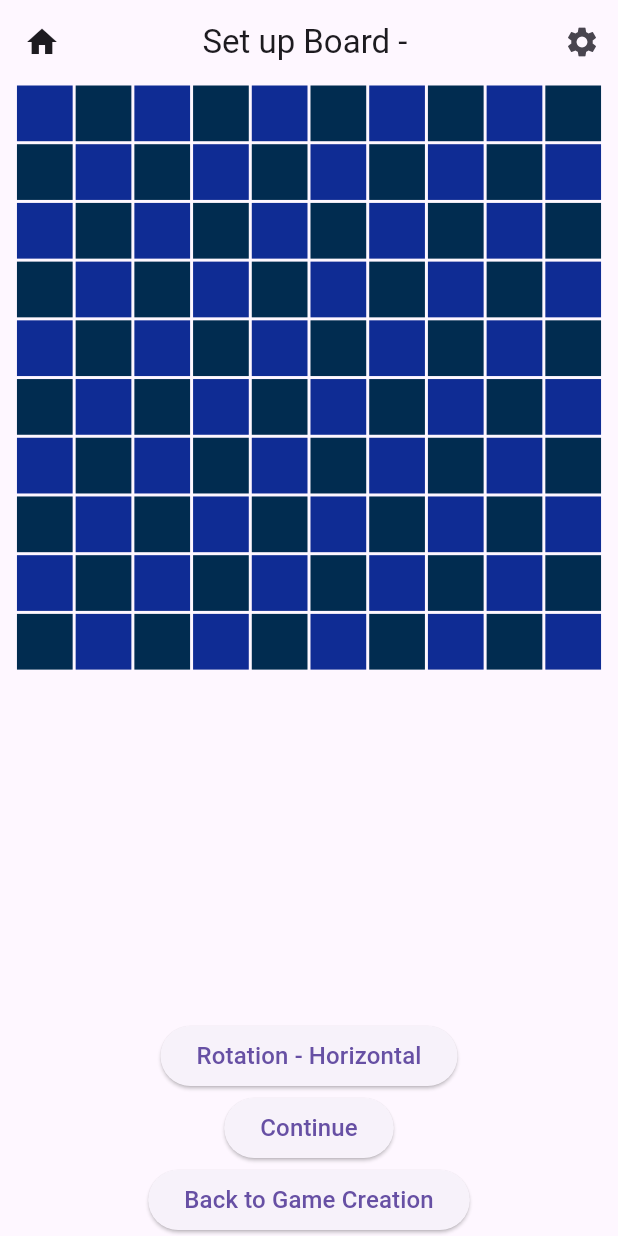
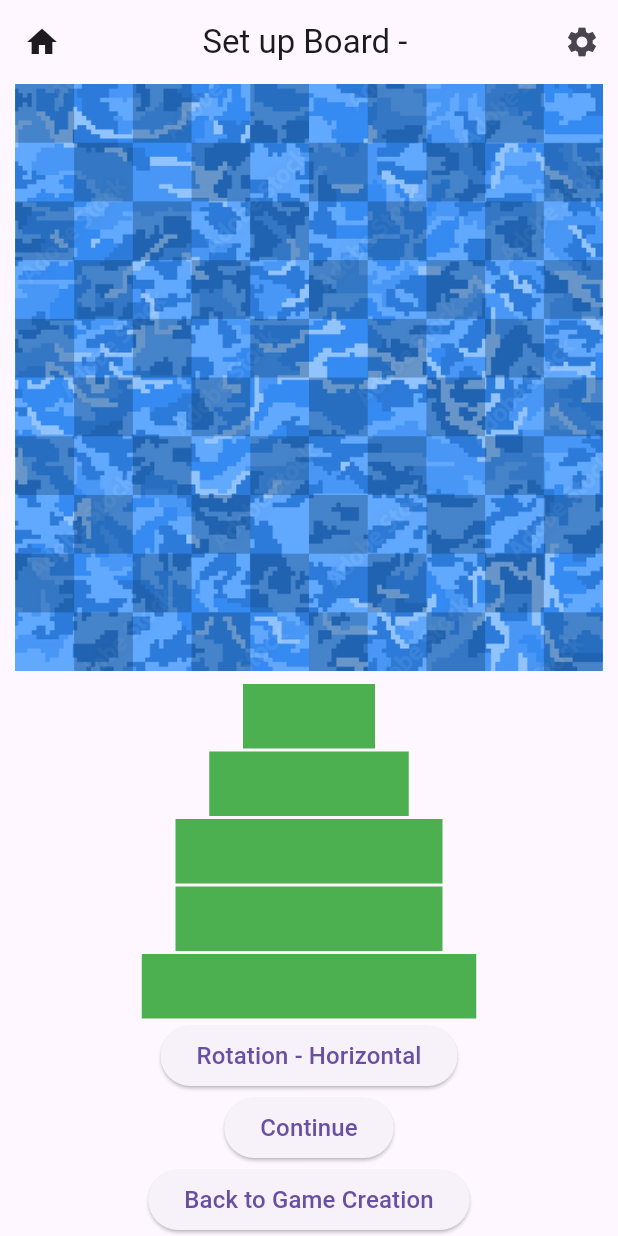
Before and after one commit to alichman/Puddle-Pirates, a Flutter app: the GameCreationScreen screen opened by its route, after a tap on "AI", after a tap on "Start Game", on a phone screen of 412 x 824 dp. Run offline on Flutter 3.47's test engine with Material 3 defaults, Android fonts, the phone set to English and light mode, and no system bars.

Commit message:
More assets, functionality

```diff
--- a/puddle_pirates/lib/battleship.dart
+++ b/puddle_pirates/lib/battleship.dart
@@ -12,7 +12,8 @@
 
 enum Shot {
   hit,
-  miss
+  miss,
+  threat
 }
 
 // Defining our own Point class, since math Point uses num and we want to restrict to ints.
@@ -50,9 +51,8 @@
 class GridContent {
   final Ship? ship;
   final Shot? shot;
-  final bool underAttack;
 
-  GridContent(this.ship, this.shot, this.underAttack);
+  GridContent(this.ship, this.shot);
 }
 
 class Grid extends ChangeNotifier{
@@ -67,7 +67,7 @@
   final List<List<Ship?>> _shipGrid = List.generate(10, (_) => List.filled(10, null));
   final List<Ship> _ships = [];
   final List<List<Shot?>> _shotsGrid = List.generate(10, (_) => List.filled(10, null));
-  List<Coord> underAttack = [];
+  List<Coord> threatened = []; // List of 'threat' shots to avoid iterating over entire grid with every attack
 
   // Abstracted table access
   Ship? getShipFromSquare (Coord square) {
@@ -143,7 +143,7 @@
     for (Coord s in squares){
       s.validate();
       // Don't allow attacks on previous attacked squares.
-      if (getShotFromSquare(s) != null) throw Exception("Grid Error: Can't attack non-empty square");
+      if ([Shot.hit, Shot.miss].contains(getShotFromSquare(s))) throw Exception("Grid Error: Can't attack non-empty square");
 
       final hitShip = getShipFromSquare(s);
       if (hitShip == null) {
@@ -168,25 +168,57 @@
   // Validates each square, and removes invalid ones.
   // Attack executed by executeAttack() on the current player at that time.
   void setAttack (List<Coord> squares, {bool clearCurrentAttacks=true}){
-    if (clearCurrentAttacks) underAttack = [];
+    if (clearCurrentAttacks) threatened = [];
 
     for (Coord s in squares) {
       try {
         s.validate();
-        underAttack.add(s);
+        if (getShotFromSquare(s) == null) {
+          threatened.add(s);
+          _shotsGrid[s.x][s.y] = Shot.threat;
+        }
       } catch (e) {print(e);} // Expected error if part of an attack is out of range.
     }
     notifyListeners();
   }
 
   void executeAttack() {
-    attack(underAttack);
+    attack(threatened);
     // Attack notifies listeners. No need to do it again.
-    underAttack = [];
+    threatened = [];
   }
 }
 
+// Overlays a 1-gridsquare image at desired position.
+class PositionedMarker extends StatelessWidget{
+  final Coord base;
+  final Shot mark;
+  final double squareSize;
+  final bool ownGrid;
 
+  const PositionedMarker(this.base, this.squareSize, this.mark, this.ownGrid, {super.key});
+
+  static const Map<Shot, String> markPathMapOwn = {
+    Shot.hit: 'assets/images/markers/fireball.png',
+    Shot.miss: 'assets/images/markers/blueo.png',
+    Shot.threat: 'assets/images/markers/target.png'
+  };
+  static const Map<Shot, String> markPathMapOpp = {
+    Shot.hit: 'assets/images/markers/redx.png',
+    Shot.miss: 'assets/images/markers/blueo.png',
+    Shot.threat: 'assets/images/markers/target.png'
+  };
+  String get path => ownGrid ? markPathMapOwn[mark]! : markPathMapOpp[mark]!;
+
+  @override
+  Widget build(BuildContext context) => Positioned(
+    left: squareSize*base.x,
+    top: squareSize*base.y,
+    height: squareSize,
+    width: squareSize,
+    child: Image.asset(path, fit: BoxFit.contain),
+  );
+}
 
 class BattleshipGrid extends StatelessWidget {
   final bool attackMode;
@@ -200,26 +232,19 @@
     Color getSquareColor(int x, int y, Ship? ship, Shot? shot) {
       if (attackMode) {
         if (ship?.isSunk == true) return Colors.white;
-
-        if (shot == Shot.hit) return Colors.red;
-        if (shot == Shot.miss) return Colors.lightBlue;
-
         return [const Color.fromARGB(255, 0, 46, 12), const Color.fromARGB(255, 0, 25, 7)][(x+y) % 2];
       }
-
-      if (shot == Shot.hit) return Colors.red;
-      if (shot == Shot.miss) return Colors.lightBlue;
-      if (ship != null) return Colors.green;
-
-      return [const Color.fromARGB(255, 15, 44, 148), const Color.fromARGB(255, 1, 44, 80)][(x+y) % 2];
+      // if (ship != null) return const Color.fromARGB(108, 76, 175, 79); // re-use this for pre-placement
+      return [const Color.fromARGB(77, 5, 44, 81), const Color.fromARGB(0, 0, 0, 0)][(x+y) % 2];
     }
 
-    // Cenetered 10x10 grid. Size is handled externally.
+    // Centered 10x10 grid. Size is handled externally.
     // Layout builder used to get runtime square size
     return LayoutBuilder(builder: (context, constraints) {
       final squareSize = constraints.maxWidth / gridSize;
 
       return Center(child: Stack(children: [
+        if (!attackMode) Image.asset('assets/images/backdrops/water.jpg', height: squareSize*10, fit: BoxFit.fitHeight),
         GridView.builder(
           gridDelegate: SliverGridDelegateWithFixedCrossAxisCount(crossAxisCount: gridSize),
           itemCount: gridSize*gridSize,
@@ -231,12 +256,11 @@
             // based on the corresponding grid cell's value.
             return Selector<Grid, GridContent>(
               selector: (_, grid) {
-                return GridContent(grid._shipGrid[x][y], grid._shotsGrid[x][y], grid.underAttack.contains(Coord(x, y)));
+                return GridContent(grid._shipGrid[x][y], grid._shotsGrid[x][y]);
               },
               builder: (context, content, child) {
                 final ship = content.ship;
                 final shot = content.shot;
-                final underAttack = content.underAttack;
 
                 return GestureDetector(
                   onTap: (){
@@ -247,8 +271,7 @@
                   child: Container(
                     color: getSquareColor(x, y, ship, shot),
                     alignment: Alignment.center,
-                    margin: EdgeInsets.all(1),
-                    child: Text(underAttack ? 'attacked':'', style: TextStyle(backgroundColor: Colors.white),)
+                    margin: attackMode ? EdgeInsets.all(1) : null
                   ),
                 );
             });
@@ -259,6 +282,25 @@
           builder: (context, ships, child) {
             return Stack(children: ships.map<Widget>((s) => PositionedShipImage(squareSize: squareSize, ship: s)).toList());
           }
+        ),
+        // Markers
+        Selector<Grid, List<List<Shot?>>>(
+          selector: (_, grid) => grid._shotsGrid,
+          builder: (context, shotGrid, child) {
+            final List<Widget> markers = [];
+
+            // Iterate over entire grid searching for shots
+            for (int x=0; x<10; x++) {
+              for (int y=0; y<10; y++) {
+                final s = shotGrid[x][y];
+                if (s != null) {
+                  markers.add(PositionedMarker(Coord(x, y), squareSize, s, !attackMode));
+                }
+              }
+            }
+
+            return Stack(children: markers);
+          }
         )
       ]));
     });
--- /dev/null
+++ b/puddle_pirates/lib/ship.dart
@@ -0,0 +1,80 @@
+import 'package:flutter/material.dart';
+import 'package:puddle_pirates/battleship.dart';
+
+enum ShipType {
+  patrol,
+  destroyer,
+  submarine,
+  cruiser,
+  battleship,
+}
+extension Name on ShipType {
+  String get name {
+    switch (this) {
+      case ShipType.patrol: return 'patrol';
+      case ShipType.destroyer: return 'destroyer';
+      case ShipType.submarine: return 'sub';
+      case ShipType.cruiser: return 'cruiser';
+      case ShipType.battleship: return 'battleship';
+    }
+  }
+}
+
+const shipLengthMap = {
+  ShipType.battleship: 5,
+  ShipType.submarine: 4,
+  ShipType.cruiser: 4,
+  ShipType.destroyer: 3,
+  ShipType.patrol: 2
+};
+
+class Ship {
+  ShipType type;
+  Coord base;
+  bool vert;
+
+  Ship(this.type, this.base, this.vert);
+
+  bool isSunk = false;
+
+  List<Coord> getOccupiedSquares() {
+    final List<Coord> result = [];
+    int x = base.x, y = base.y;
+    for (int i=0; i < shipLengthMap[type]!; i++) {
+      result.add(Coord(x, y));
+      if(vert) {y ++;} else {x++;}
+    }
+    return result;
+  }
+
+  String get assetPath => 'assets/images/ships/${type.name}.png';
+
+  @override
+  String toString() {
+    return '$type at $base (${vert ? 'v' : 'h'})';
+  }
+}
+
+
+class PositionedShipImage extends StatelessWidget{
+  final double squareSize;
+  final Ship ship;
+
+  const PositionedShipImage({super.key, required this.squareSize, required this.ship});
+
+  @override
+  Widget build(BuildContext context) {
+    final img = Image.asset(ship.assetPath, fit: BoxFit.contain);
+
+    final length = squareSize * shipLengthMap[ship.type]!;
+    final width = squareSize * 0.9;
+
+    return Positioned(
+      left: squareSize * ship.base.x + 2, // Slight manual offset for centering
+      top: squareSize * ship.base.y,
+      height: ship.vert ? length : width,
+      width: ship.vert ? width: length,
+      child: ship.vert ? RotatedBox(quarterTurns: 1, child: img) : img
+    );
+  }
+}
--- a/puddle_pirates/pubspec.yaml
+++ b/puddle_pirates/pubspec.yaml
@@ -54,7 +54,9 @@
 flutter:
   assets:
     - assets/cards.json
-    - assets/ships/
+    - assets/images/ships/
+    - assets/images/backdrops/
+    - assets/images/markers/
   # The following line ensures that the Material Icons font is
   # included with your application, so that you can use the icons in
   # the material Icons class.
```
Also changed, not shown: puddle_pirates/assets/images/backdrops/water.jpg (added), puddle_pirates/assets/images/markers/blueo.png (added), puddle_pirates/assets/images/markers/fireball.png (added), puddle_pirates/assets/images/markers/redx.png (added), puddle_pirates/assets/images/markers/target.png (added), puddle_pirates/assets/images/ships/battleship.png (renamed from puddle_pirates/assets/ships/battleship.png), puddle_pirates/assets/images/ships/cruiser.png (renamed from puddle_pirates/assets/ships/cruiser.png), puddle_pirates/assets/images/ships/destroyer.png (renamed from puddle_pirates/assets/ships/destroyer.png), puddle_pirates/assets/images/ships/patrol.png (renamed from puddle_pirates/assets/ships/patrol.png), puddle_pirates/assets/images/ships/sub.png (renamed from puddle_pirates/assets/ships/sub.png).
